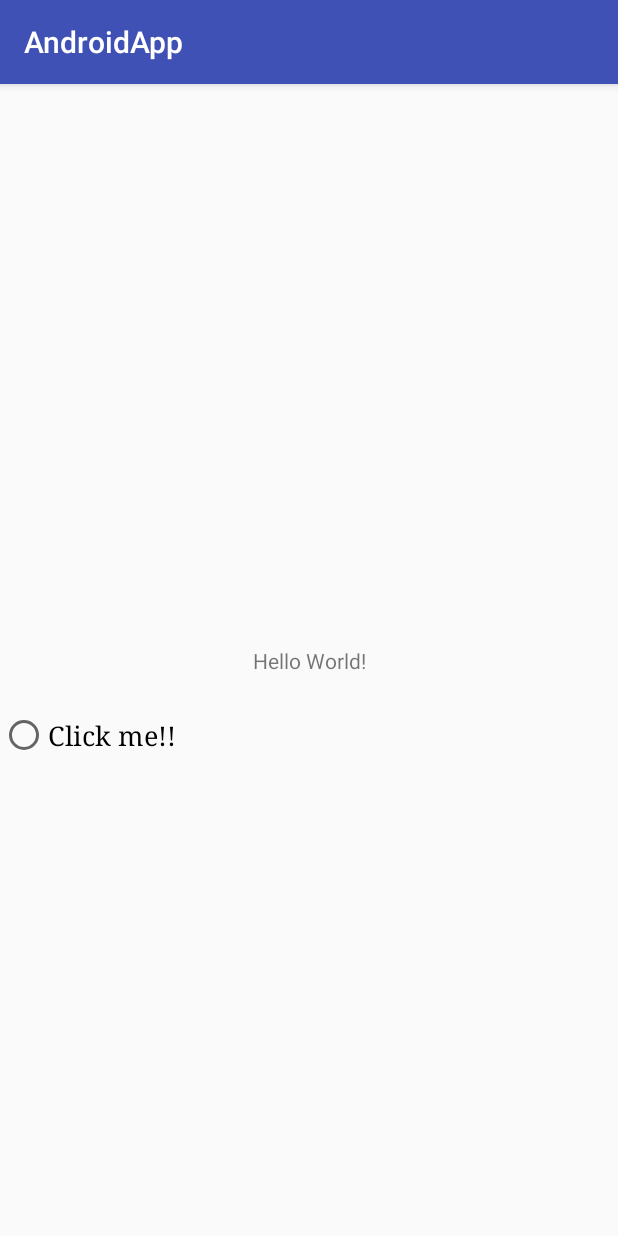
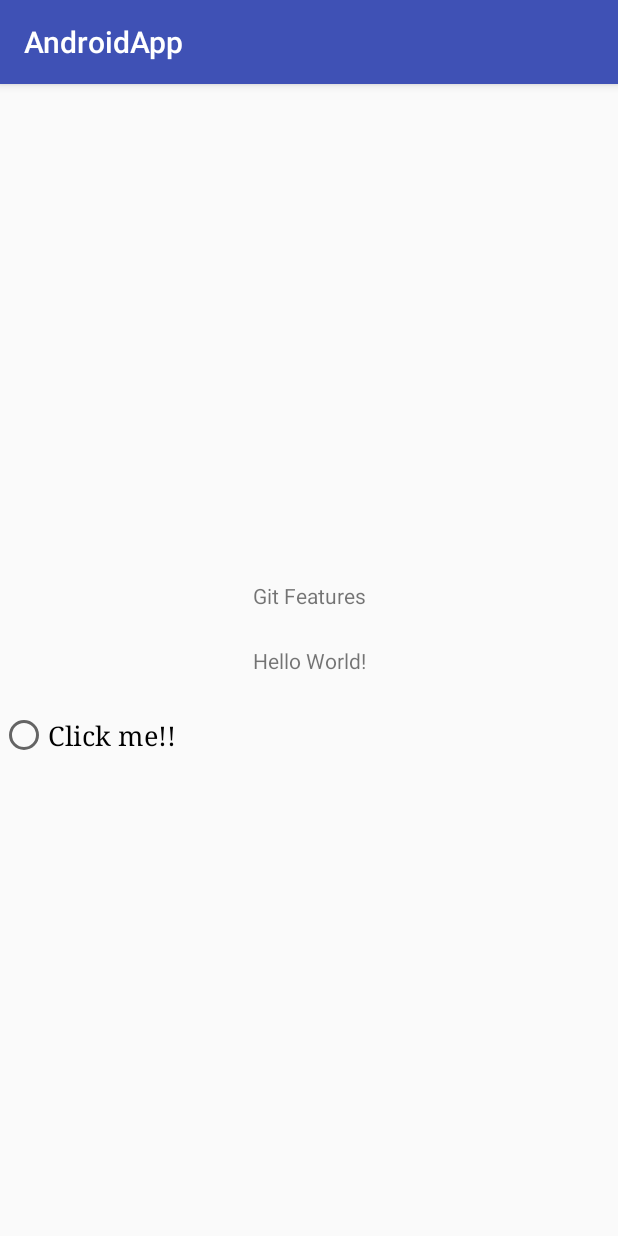
Before and after one commit to psknayak/AndroidApp, an Android app: the screen it shows after launch (MainActivity), on a phone screen of 412 x 824 dp. Run offline under Robolectric (Android 15) with nearby library versions, the phone set to English and light mode, and no system bars.

Commit message:
added a text field

```diff
--- a/app/src/main/java/com/example/psknayak/androidapp/MainActivity.kt
+++ b/app/src/main/java/com/example/psknayak/androidapp/MainActivity.kt
@@ -9,5 +9,6 @@ class MainActivity : AppCompatActivity() {
         super.onCreate(savedInstanceState)
         setContentView(R.layout.activity_main)
         var job = "Coder"
+        var name = "Nayak"
     }
 }
--- a/app/src/main/res/layout/activity_main.xml
+++ b/app/src/main/res/layout/activity_main.xml
@@ -28,4 +28,15 @@
         app:layout_constraintTop_toBottomOf="@+id/textView"
         tools:layout_editor_absoluteX="138dp" />
 
+    <TextView
+        android:id="@+id/textView2"
+        android:layout_width="wrap_content"
+        android:layout_height="wrap_content"
+        android:layout_marginBottom="24dp"
+        android:text="Git Features"
+        app:layout_constraintBottom_toTopOf="@+id/textView"
+        app:layout_constraintEnd_toEndOf="parent"
+        app:layout_constraintHorizontal_bias="0.5"
+        app:layout_constraintStart_toStartOf="parent" />
+
 </android.support.constraint.ConstraintLayout>
```
